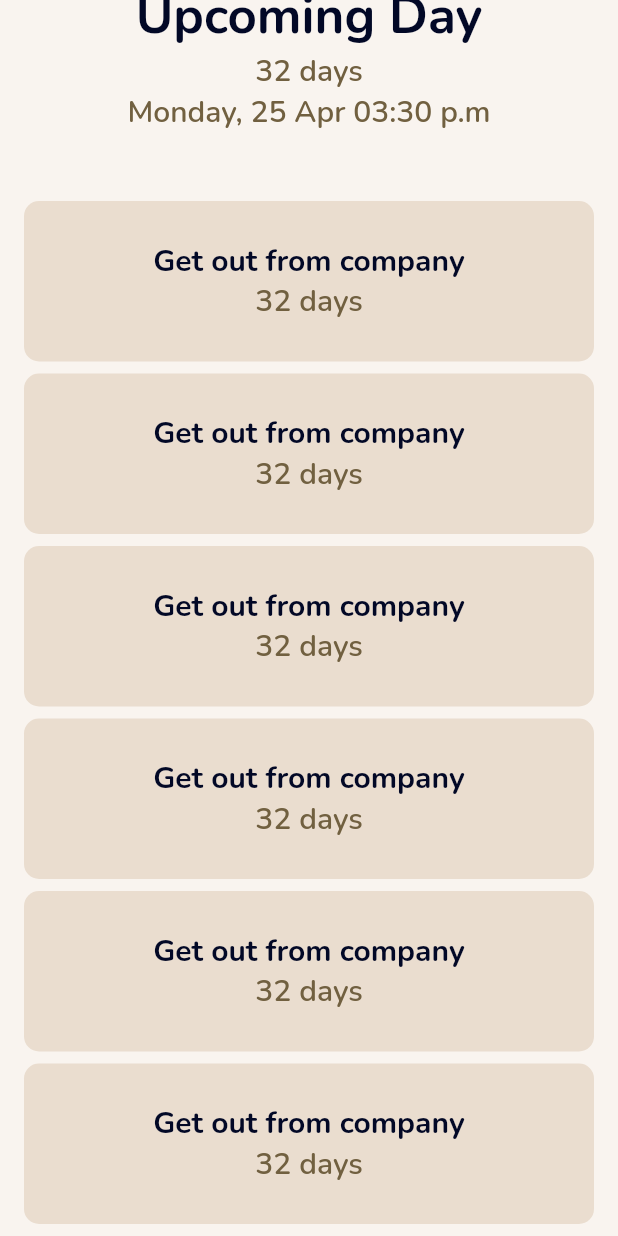
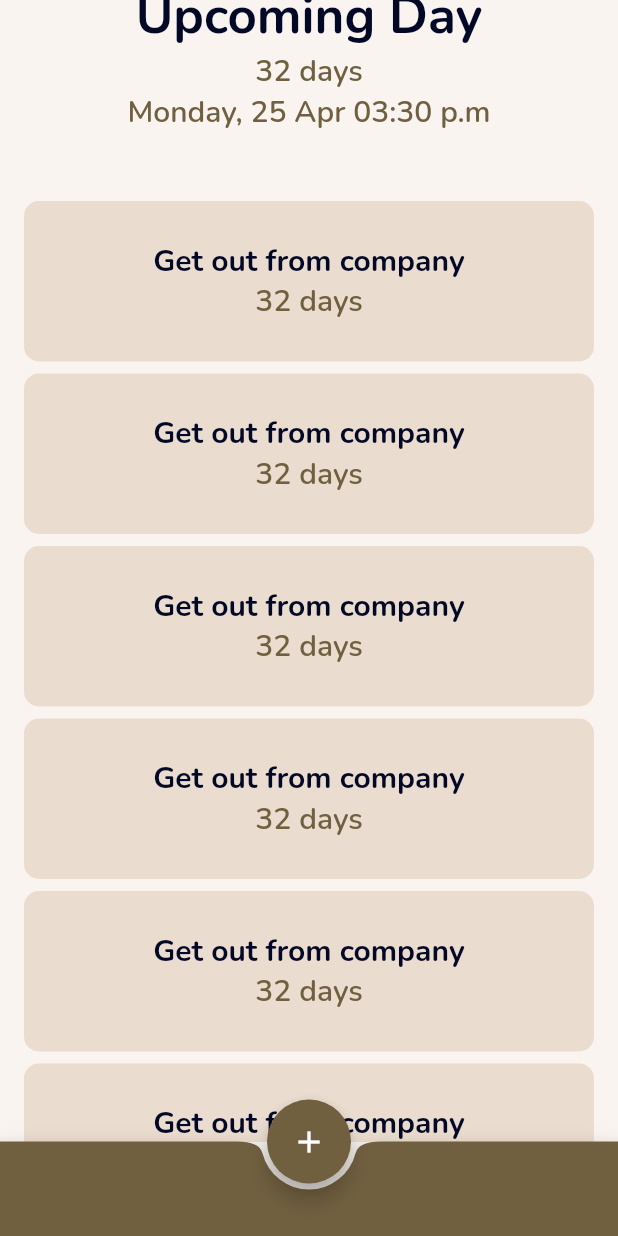
Before and after one commit to reliek21/epicticker-mobile-app, a Flutter app: the screen it shows after launch, scrolled down 58 dp, on a phone screen of 412 x 824 dp. Run offline on Flutter 3.47's test engine with Material 2 defaults, Android fonts, the light colour scheme and no system bars.

Commit message:
feat: bar button added

```diff
--- a/lib/views/screens/home_screen.dart
+++ b/lib/views/screens/home_screen.dart
@@ -32,6 +32,23 @@ class HomeScreen extends StatelessWidget {
     return Scaffold(
       backgroundColor: EpicTickerColors.primary,
       body: SafeArea(child: SingleChildScrollView(child: _body(context))),
+      bottomNavigationBar: BottomAppBar(
+        height: 63.0,
+        color: EpicTickerColors.brown,
+        shape: const CircularNotchedRectangle(),
+        child: Container(height: 50.0),
+      ),
+      floatingActionButton: FloatingActionButton(
+        // Todo: Create a new day
+        backgroundColor: EpicTickerColors.brown,
+        onPressed: () {},
+        tooltip: 'Add new day',
+        child: const Icon(
+          Icons.add,
+          size: 24.0,
+        ),
+      ),
+      floatingActionButtonLocation: FloatingActionButtonLocation.centerDocked,
     );
   }
 }
```
